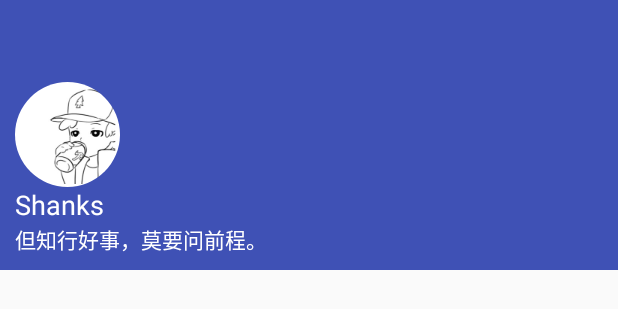
After one commit to Shanks07/robot, an Android app: the layout nav_header.xml on its own in the app's theme, with its tools: preview values and no code run, on a phone screen of 412 x 824 dp. The commit adds this screen. Shown: the top 309 px of the screen. Run offline under Robolectric (Android 15) with nearby library versions, the phone set to English and light mode, and no system bars.

Commit message:
加入侧边栏菜单的功能。

```diff
--- a/app/src/main/AndroidManifest.xml
+++ b/app/src/main/AndroidManifest.xml
@@ -8,7 +8,6 @@
         android:allowBackup="true"
         android:icon="@mipmap/ic_launcher"
         android:label="@string/app_name"
-        android:roundIcon="@mipmap/ic_launcher_round"
         android:supportsRtl="true"
         android:theme="@style/AppTheme">
         <activity android:name=".MainActivity">
--- a/app/src/main/java/com/qiyu/robot/util/HttpUtil.java
+++ b/app/src/main/java/com/qiyu/robot/util/HttpUtil.java
@@ -5,18 +5,21 @@ import okhttp3.OkHttpClient;
 import okhttp3.Request;
 import okhttp3.RequestBody;
 
+
 /**
  * Created by asus on 2017/11/13.
  */
 
 public class HttpUtil {
-    public static void sendOkHttpRequest(String address,String content, okhttp3.Callback callback) {
+    public static void sendOkHttpRequest(String address, String content, okhttp3.Callback callback) {
+
         OkHttpClient client = new OkHttpClient();
 
         RequestBody requestBody = new FormBody.Builder()
                 .add("key", "91733eac5730494dadef4d7a00cd0201")
                 .add("info", content).build();
         Request request = new Request.Builder().url(address).post(requestBody).build();
+
         client.newCall(request).enqueue(callback);
     }
 }
--- /dev/null
+++ b/app/src/main/res/layout/nav_header.xml
@@ -0,0 +1,35 @@
+<?xml version="1.0" encoding="utf-8"?>
+<RelativeLayout xmlns:android="http://schemas.android.com/apk/res/android"
+                android:layout_width="match_parent"
+                android:layout_height="180dp"
+                android:background="?attr/colorPrimary"
+                android:padding="10dp">
+
+    <de.hdodenhof.circleimageview.CircleImageView
+        android:id="@+id/icon_image"
+        android:layout_width="70dp"
+        android:layout_height="70dp"
+        android:layout_alignParentLeft="true"
+        android:layout_centerVertical="true"
+        android:src="@drawable/icon_user"/>
+
+    <TextView
+        android:id="@+id/username"
+        android:layout_width="wrap_content"
+        android:layout_height="wrap_content"
+        android:layout_above="@+id/userinfo"
+        android:text="Shanks"
+        android:textColor="#fff"
+        android:textSize="18sp"/>
+
+    <TextView
+        android:id="@+id/userinfo"
+        android:text="但知行好事，莫要问前程。"
+        android:layout_alignParentBottom="true"
+        android:textColor="#fff"
+        android:textSize="14sp"
+        android:layout_width="wrap_content"
+        android:layout_height="wrap_content"/>
+
+
+</RelativeLayout>
```
Also changed, not shown: app/build.gradle (+5 -4 lines), app/src/main/java/com/qiyu/robot/Bean/User.java (+29 -21 lines), app/src/main/java/com/qiyu/robot/MainActivity.java (+44 -18 lines), app/src/main/java/com/qiyu/robot/util/Utility.java (+0 -26 lines), app/src/main/res/layout/activity_main.xml (+15 -1 lines), app/src/main/res/menu/nav_menu.xml (added, +43 -0 lines), app/src/main/res/drawable-xxhdpi/nav_about.png (added), app/src/main/res/drawable-xxhdpi/nav_gallery.png (added), app/src/main/res/drawable-xxhdpi/nav_home.png (added), app/src/main/res/drawable-xxhdpi/nav_logout.png (added), app/src/main/res/drawable-xxhdpi/nav_send.png (added), app/src/main/res/drawable-xxhdpi/nav_service.png (added), app/src/main/res/drawable-xxhdpi/nav_share.png (added).
